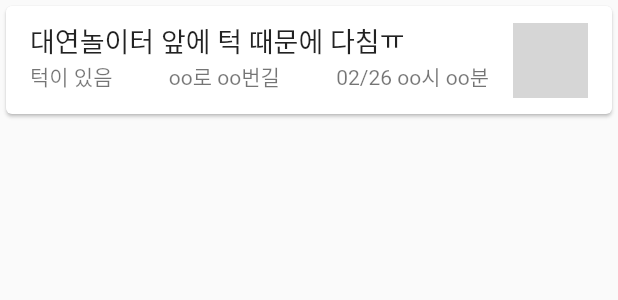
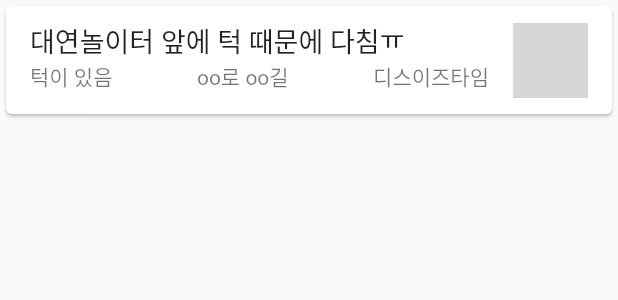
Before and after one commit to Rolling-Together/RollingTogether, a Flutter app: the LocationTile widget shown alone on an empty page, opened directly, on a phone screen of 412 x 824 dp. Shown: the top 300 px of the screen. Run offline on Flutter 3.47's test engine with Material 2 defaults, Android fonts, the phone set to English and light mode, and no system bars; our stand-ins replace cloud_firestore, firebase_core, get, google_maps_flutter, image_picker; accounts and stored records are empty; network calls fail; grey boxes are pictures that could not be loaded.

Commit message:
ui/#17/리스트 타일에 시간 포함한 필수 변수 생성

```diff
--- a/lib/commons/class/location_tile.dart
+++ b/lib/commons/class/location_tile.dart
@@ -1,7 +1,23 @@
+/// 위험 장소 타일
+
 import 'package:flutter/material.dart';
 
 class LocationTile extends StatelessWidget {
-  const LocationTile({Key? key}) : super(key: key);
+  // LocationTile({
+  //   required this.time
+  //   });
+
+  final Widget representativePicture = ClipRRect(
+    borderRadius: BorderRadius.circular(0.0),
+    child: Image.network(
+      'https://avatars.githubusercontent.com/u/113813770?s=400&u=c4addb4d0b81eabc9faef9f13adc3dea18ddf83a&v=4',
+      fit: BoxFit.cover,
+    ),
+  ); //대표사진(썸네일)
+  final String comment = '대연놀이터 앞에 턱 때문에 다침ㅠ'; // 제목
+  final String type = '턱이 있음'; // ex. 턱이있음 등
+  final String address = 'oo로 oo길'; // 주소
+  final String time = '디스이즈타임'; // 업로드 시간
 
   @override
   Widget build(BuildContext context) {
@@ -12,24 +28,10 @@ class LocationTile extends StatelessWidget {
           style: TextStyle(fontSize: 18),
         ),
         trailing:
-        SizedBox(
-          width: 50.0,
-          height: 50.0,
-          child: ClipRRect(
-            borderRadius: BorderRadius.circular(0.0),
-            child: Image.network(
-              'https://avatars.githubusercontent.com/u/113813770?s=400&u=c4addb4d0b81eabc9faef9f13adc3dea18ddf83a&v=4',
-              fit: BoxFit.cover,
-            ),
-          ),
-        ),
+            SizedBox(width: 50.0, height: 50.0, child: representativePicture),
         subtitle: Row(
           mainAxisAlignment: MainAxisAlignment.spaceBetween,
-          children: [
-            Text('턱이 있음'),
-            Text('oo로 oo번길'),
-            Text('02/26 oo시 oo분')
-          ],
+          children: [Text(type), Text(address), Text(time)],
         ),
       ),
     );
--- a/lib/ui/screens/community_screen.dart
+++ b/lib/ui/screens/community_screen.dart
@@ -1,5 +1,6 @@
 import 'package:flutter/foundation.dart';
 import 'package:flutter/material.dart';
+import 'package:rolling_together/commons/class/facility_tile.dart';
 import 'package:rolling_together/commons/class/location_tile.dart';
 import 'package:rolling_together/commons/class/popular_post_tile.dart';
 import 'package:rolling_together/commons/widgets/custom_appbar.dart';
@@ -80,9 +81,7 @@ class _CommunityScreenState extends State<CommunityScreen> {
                   } else if (selectedCategory == "위험장소") {
                     return LocationTile();
                   } else if (selectedCategory == "음식점/카페") {
-                    return ListTile(
-                      title: Text("음식점/카페 리스트 $index"),
-                    );
+                    return FacilityTile();
                   }
                   return Container();
                 }),
```
